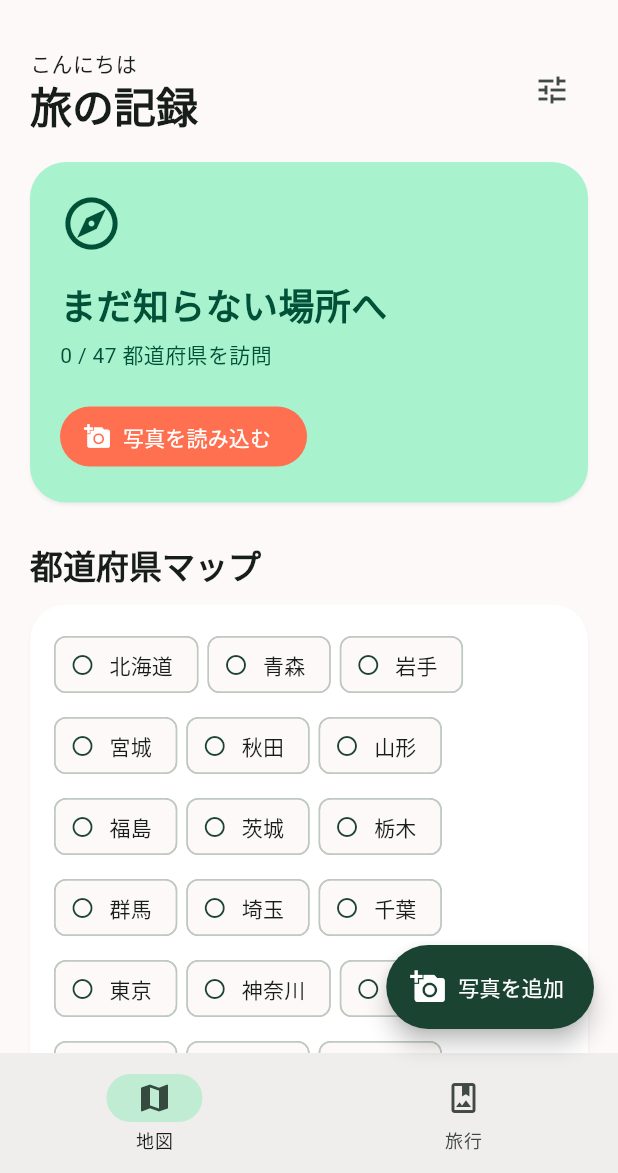
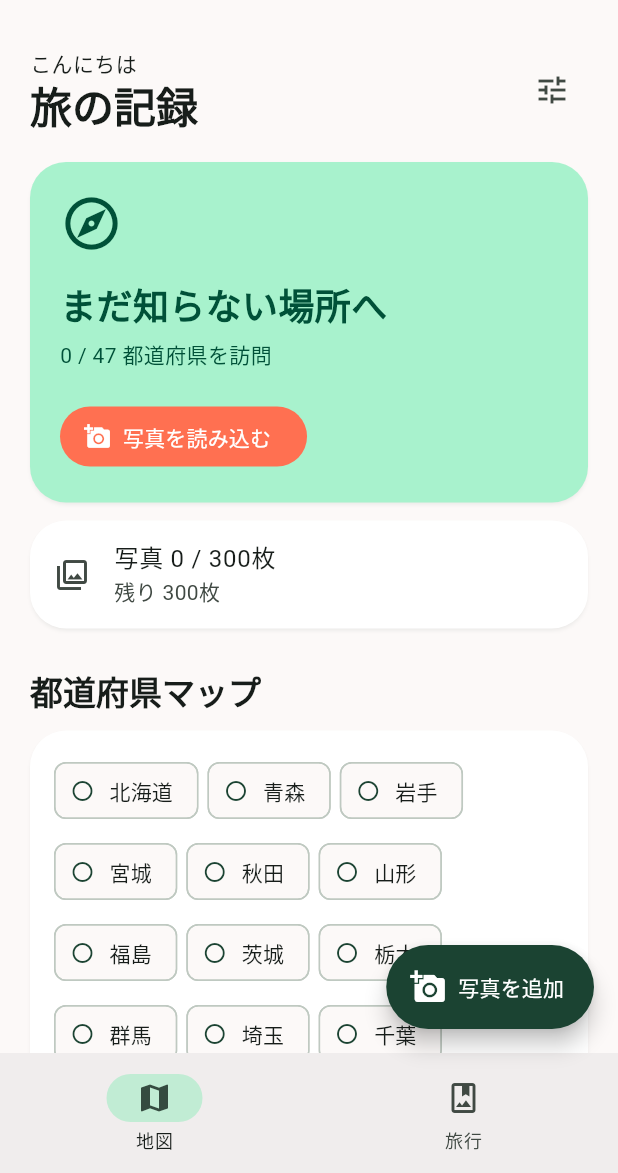
Before and after one commit to kaenozu/kokoitta, a Flutter app: the screen it shows after launch, after a tap on the "add photo alternate" icon, on a phone screen of 412 x 824 dp, the part 63-1236 px from its top. Run offline on Flutter 3.47's test engine with Material 3 defaults, Android fonts, the phone set to English and light mode, and no system bars; our stand-ins replace file_picker, image_picker, share_plus, shared_preferences.

Commit message:
feat: show photo quota
Merges the photo quota display after successful CI.

```diff
--- a/lib/home_view.dart
+++ b/lib/home_view.dart
@@ -1,7 +1,16 @@
 part of 'main.dart';
 
 extension _HomeView on _HomePageState {
-  bool get _isDisabled => _isLoading || _coordinator.isBusy;
+  static const _photoQuota = 300;
+
+  int get _photoCount =>
+      _data.unassignedPhotos.length +
+      _data.trips.fold<int>(0, (total, trip) => total + trip.photos.length);
+
+  bool get _photoQuotaReached => _photoCount >= _photoQuota;
+
+  bool get _isDisabled =>
+      _isLoading || _coordinator.isBusy || _photoQuotaReached;
 
   Widget _buildPage(BuildContext context) {
     return Scaffold(
@@ -23,7 +32,9 @@ extension _HomeView on _HomePageState {
               child: Text('取り込み $_importCompleted / $_importTotal'),
             ),
           IconButton(
-            onPressed: _isDisabled || _loadError != null ? null : _addPhotos,
+            onPressed: _isDisabled || _loadError != null || _photoQuotaReached
+                ? null
+                : _addPhotos,
             icon: const Icon(Icons.add_photo_alternate_outlined),
             tooltip: '写真を追加',
           ),
@@ -158,6 +169,25 @@ extension _HomeView on _HomePageState {
                   label: const Text('写真を読み込む'),
                 ),
               ],
+            ),
+          ),
+        ),
+        const SizedBox(height: 12),
+        Semantics(
+          liveRegion: true,
+          label:
+              '写真使用数 $_photoCount枚、上限 $_photoQuota枚、残り${(_photoQuota - _photoCount).clamp(0, _photoQuota)}枚',
+          child: Card(
+            child: ListTile(
+              leading: Icon(
+                _photoQuotaReached ? Icons.block : Icons.photo_library_outlined,
+              ),
+              title: Text('写真 $_photoCount / $_photoQuota枚'),
+              subtitle: Text(
+                _photoQuotaReached
+                    ? '上限に達しています。既存の写真を整理してください'
+                    : '残り ${(_photoQuota - _photoCount).clamp(0, _photoQuota)}枚',
+              ),
             ),
           ),
         ),
```
Also changed, not shown: 1 other file.
